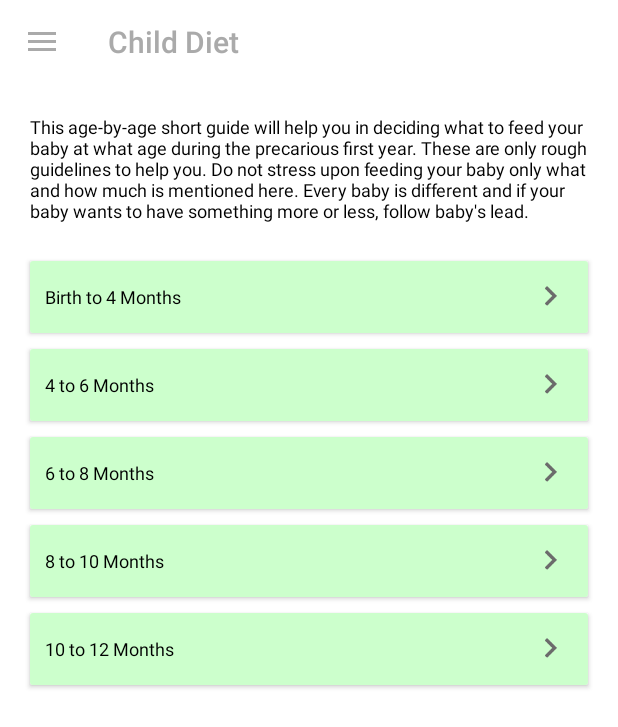
After one commit to Khyatirshah/CradleCuddles, an Android app: the fragment ChildDietFragment placed in its activity, on a phone screen of 412 x 824 dp. The commit adds this screen. Shown: the top 727 px of the screen. Run offline under Robolectric (Android 15) with nearby library versions, the phone set to English and light mode, and no system bars.

Commit message:
- Added child diet list screen.

```diff
--- /dev/null
+++ b/app/src/main/java/com/cradlecuddles/adapters/childcare_diet/ChildCareDietAdapter.kt
@@ -0,0 +1,32 @@
+package com.cradlecuddles.adapters.childcare_diet
+
+import android.support.v7.widget.RecyclerView
+import android.view.LayoutInflater
+import android.view.View
+import android.view.ViewGroup
+import android.widget.TextView
+import com.cradlecuddles.R
+import java.util.ArrayList
+
+class ChildCareDietAdapter(val arrAge: ArrayList<String>) : RecyclerView.Adapter<ChildCareDietAdapter.ViewHolder>() {
+
+
+    override fun getItemCount(): Int {
+        return arrAge.size
+    }
+
+    override fun onBindViewHolder(holder: ViewHolder?, position: Int) {
+        if (holder != null) {
+            holder.txtAge.text = arrAge.get(position)
+        }
+    }
+
+    override fun onCreateViewHolder(parent: ViewGroup?, viewType: Int): ChildCareDietAdapter.ViewHolder {
+
+        return ViewHolder(LayoutInflater.from(parent!!.context).inflate(R.layout.item_age_diet, parent, false))
+    }
+
+    class ViewHolder(view: View) : RecyclerView.ViewHolder(view) {
+        val txtAge = view.findViewById<TextView>(R.id.txtAge)
+    }
+}
--- a/app/src/main/java/com/cradlecuddles/fragments/ChildCareFragment.kt
+++ b/app/src/main/java/com/cradlecuddles/fragments/ChildCareFragment.kt
@@ -17,7 +17,9 @@ import kotlinx.android.synthetic.main.fragment_childcare.*
  */
 class ChildCareFragment : BaseFragment(), View.OnClickListener {
 
-    private var llVaccination: LinearLayout? = null
+    lateinit var llVaccination: LinearLayout
+    lateinit var llDiet: LinearLayout
+    lateinit var llProfile : LinearLayout
 
     override fun onResume() {
         super.onResume()
@@ -35,8 +37,10 @@ class ChildCareFragment : BaseFragment(), View.OnClickListener {
         val view = inflater!!.inflate(R.layout.fragment_childcare, container, false)
         llVaccination = view.findViewById(R.id.llVaccination)
         llVaccination!!.setOnClickListener(this)
-        val llProfile = view.findViewById<LinearLayout>(R.id.llProfile)
+        llProfile = view.findViewById<LinearLayout>(R.id.llProfile)
         llProfile!!.setOnClickListener(this)
+        llDiet = view.findViewById(R.id.llDiet)
+        llDiet.setOnClickListener(this)
         return view
     }
 
@@ -47,6 +51,7 @@ class ChildCareFragment : BaseFragment(), View.OnClickListener {
 
             R.id.llProfile -> Utils.addSubscreen(activity, BabyProfileFragment())
 
+            R.id.llDiet -> Utils.addSubscreen(activity, ChildDietFragment())
         }
     }
 }
--- /dev/null
+++ b/app/src/main/java/com/cradlecuddles/fragments/ChildDietFragment.kt
@@ -0,0 +1,42 @@
+package com.cradlecuddles.fragments
+
+import android.os.Bundle
+import android.support.v7.widget.LinearLayoutManager
+import android.support.v7.widget.RecyclerView
+import android.view.LayoutInflater
+import android.view.View
+import android.view.ViewGroup
+import com.cradlecuddles.MainActivity
+import com.cradlecuddles.R
+import com.cradlecuddles.adapters.childcare_diet.ChildCareDietAdapter
+import com.cradlecuddles.foundation.BaseFragment
+import java.util.*
+
+
+class ChildDietFragment : BaseFragment() {
+
+    private lateinit var rvAgeList: RecyclerView
+    private lateinit var childCareDietAdapter: ChildCareDietAdapter
+
+    override fun onResume() {
+        super.onResume()
+        (activity as MainActivity)
+                .setActionBarTitle(getString(R.string.ChildDiet))
+    }
+
+    override fun onCreate(savedInstanceState: Bundle?) {
+        super.onCreate(savedInstanceState)
+    }
+
+    override fun onCreateView(inflater: LayoutInflater?, container: ViewGroup?,
+                              savedInstanceState: Bundle?): View? {
+        // Inflate the layout for this fragment
+        val view = inflater!!.inflate(R.layout.fragment_child_diet, container, false)
+        rvAgeList = view.findViewById(R.id.rvAgeList)
+        rvAgeList.layoutManager = LinearLayoutManager(activity)
+        val arrAgeList = ArrayList<String>(Arrays.asList(*resources.getStringArray(R.array.ageChildDiet)))
+        childCareDietAdapter = ChildCareDietAdapter(arrAgeList)
+        rvAgeList.adapter = childCareDietAdapter
+        return view
+    }
+}
```
